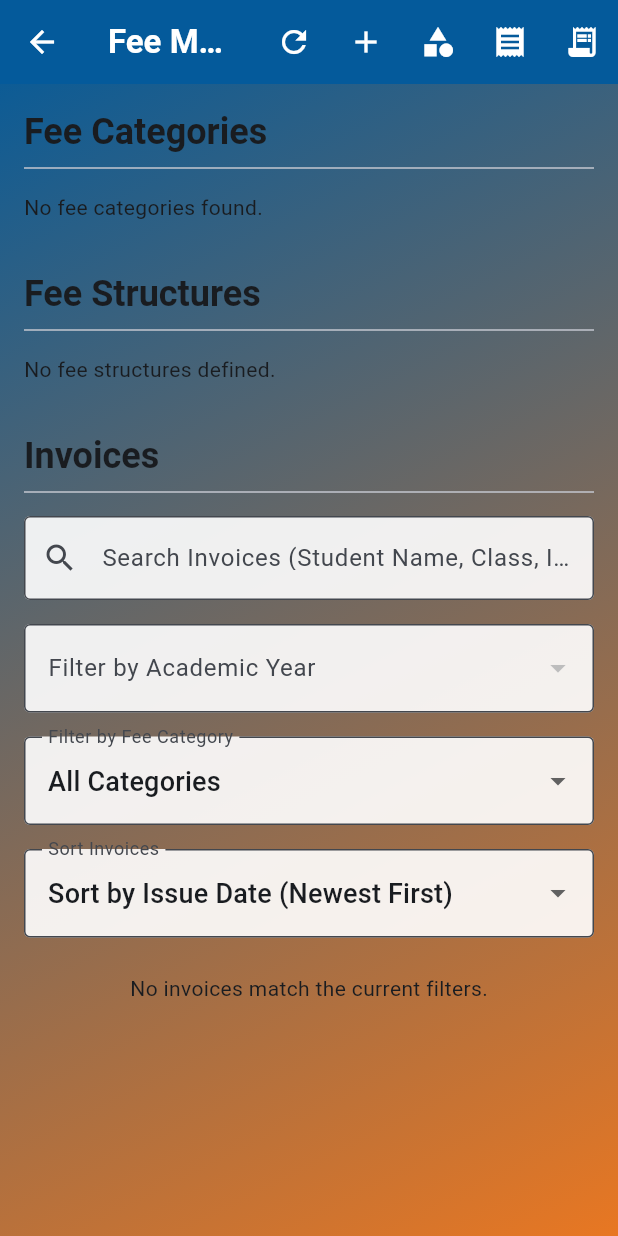
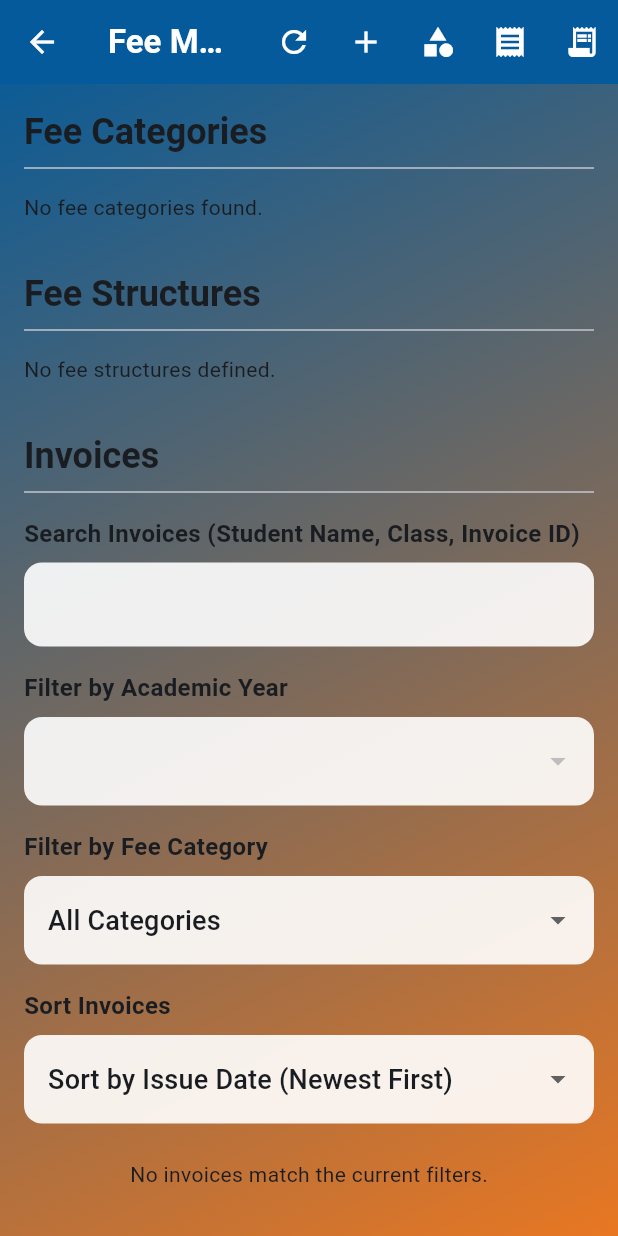
Before and after one commit to raviranjanbsy/school_pole_star, a Flutter app: the FeeManagementPage screen opened directly, on a phone screen of 412 x 824 dp. Run offline on Flutter 3.47's test engine with Material 3 defaults, Android fonts, the phone set to English and light mode, and no system bars; our stand-ins replace cached_network_image, cloud_functions, cross_file, csv, equatable, file_picker and 14 more; missing offline and left inert: flutter_stripe; accounts and stored records are empty; generated files the repository leaves out were written again; Roboto replaces fonts that are missing (Poppins).

Commit message:
0825_build_fix

```diff
--- a/lib/widgets/fee_management/invoice_filter_controls.dart
+++ b/lib/widgets/fee_management/invoice_filter_controls.dart
@@ -41,24 +41,45 @@ class InvoiceFilterControls extends StatelessWidget {
       children: [
         Padding(
           padding: const EdgeInsets.symmetric(vertical: 8.0),
-          child: TextFormField(
+          child: Column(
+            crossAxisAlignment: CrossAxisAlignment.start,
+            children: [
+              const Text(
+                'Search Invoices (Student Name, Class, Invoice ID)',
+                style: TextStyle(fontSize: 16.0, fontWeight: FontWeight.bold),
+              ),
+              const SizedBox(height: 8.0),
+              TextFormField(
                 controller: searchController,
-            decoration: const InputDecoration(
-              labelText: 'Search Invoices (Student Name, Class, Invoice ID)',
-              prefixIcon: Icon(Icons.search),
-              border: OutlineInputBorder(),
+                // decoration: const InputDecoration( // Removed InputDecoration
+                //   labelText: 'Search Invoices (Student Name, Class, Invoice ID)',
+                //   prefixIcon: Icon(Icons.search),
+                //   border: OutlineInputBorder(),
+                //   floatingLabelBehavior: FloatingLabelBehavior.always,
+                // ),
+                onChanged: onSearchChanged,
               ),
-            onChanged: onSearchChanged,
+            ],
           ),
         ),
         Padding(
           padding: const EdgeInsets.symmetric(vertical: 8.0),
-          child: DropdownButtonFormField<String?>(
+          child: Column(
+            crossAxisAlignment: CrossAxisAlignment.start,
+            children: [
+              const Text(
+                'Filter by Academic Year',
+                style: TextStyle(fontSize: 16.0, fontWeight: FontWeight.bold),
+              ),
+              const SizedBox(height: 8.0),
+              DropdownButtonFormField<String?>(
                 isExpanded: true,
-            decoration: const InputDecoration(
-              labelText: 'Filter by Academic Year',
-              border: OutlineInputBorder(),
-            ),
+                // decoration: const InputDecoration( // Removed InputDecoration
+                //   labelText: 'Filter by Academic Year',
+                //   labelStyle: TextStyle(color: Colors.black),
+                //   border: OutlineInputBorder(),
+                //   floatingLabelBehavior: FloatingLabelBehavior.always,
+                // ),
                 value: selectedAcademicYear,
                 items: academicYears.map((year) {
                   return DropdownMenuItem<String>(
@@ -68,15 +89,28 @@ class InvoiceFilterControls extends StatelessWidget {
                 }).toList(),
                 onChanged: onAcademicYearChanged,
               ),
+            ],
+          ),
         ),
         Padding(
           padding: const EdgeInsets.symmetric(vertical: 8.0),
-          child: DropdownButtonFormField<FeeCategory?>(
+          child: Column(
+            crossAxisAlignment: CrossAxisAlignment.start,
+            children: [
+              const Text(
+                'Filter by Fee Category',
+                style: TextStyle(
+                    fontSize: 16.0,
+                    fontWeight: FontWeight.bold), // Adjust style as needed
+              ),
+              const SizedBox(
+                  height: 8.0), // Add some space between text and dropdown
+              DropdownButtonFormField<FeeCategory?>(
                 isExpanded: true,
-            decoration: const InputDecoration(
-              labelText: 'Filter by Fee Category',
-              border: OutlineInputBorder(),
-            ),
+                // decoration: const InputDecoration( // Removed InputDecoration
+                //   labelText: 'Filter by Fee Category',
+                //   border: OutlineInputBorder(),
+                // ),
                 value: selectedFeeCategoryFilter,
                 items: [
                   const DropdownMenuItem<FeeCategory?>(
@@ -92,15 +126,26 @@ class InvoiceFilterControls extends StatelessWidget {
                 ],
                 onChanged: onFeeCategoryChanged,
               ),
+            ],
+          ),
         ),
         Padding(
           padding: const EdgeInsets.symmetric(vertical: 8.0),
-          child: DropdownButtonFormField<InvoiceSortOption>(
+          child: Column(
+            crossAxisAlignment: CrossAxisAlignment.start,
+            children: [
+              const Text(
+                'Sort Invoices',
+                style: TextStyle(fontSize: 16.0, fontWeight: FontWeight.bold),
+              ),
+              const SizedBox(height: 8.0),
+              DropdownButtonFormField<InvoiceSortOption>(
                 isExpanded: true,
-            decoration: const InputDecoration(
-              labelText: 'Sort Invoices',
-              border: OutlineInputBorder(),
-            ),
+                // decoration: const InputDecoration( // Removed InputDecoration
+                //   labelText: 'Sort Invoices',
+                //   labelStyle: TextStyle(color: Colors.black),
+                //   border: OutlineInputBorder(),
+                // ),
                 value: selectedSortOption,
                 items: InvoiceSortOption.values.map((option) {
                   return DropdownMenuItem(
@@ -110,6 +155,8 @@ class InvoiceFilterControls extends StatelessWidget {
                 }).toList(),
                 onChanged: onSortOptionChanged,
               ),
+            ],
+          ),
         ),
       ],
     );
--- a/lib/widgets/fee_management/invoice_list.dart
+++ b/lib/widgets/fee_management/invoice_list.dart
@@ -12,6 +12,7 @@ class InvoiceList extends StatelessWidget {
   final Function(Invoice) onManagePayment;
   final Function(Invoice) onMarkAsPaid;
   final Function(Invoice) onDelete;
+  final Function(Invoice) onGeneratePdf;
 
   const InvoiceList({
     super.key,
@@ -23,6 +24,7 @@ class InvoiceList extends StatelessWidget {
     required this.onManagePayment,
     required this.onMarkAsPaid,
     required this.onDelete,
+    required this.onGeneratePdf,
   });
 
   @override
```
Also changed, not shown: pubspec.lock. Lines whose indentation alone changed are shown as unchanged.
